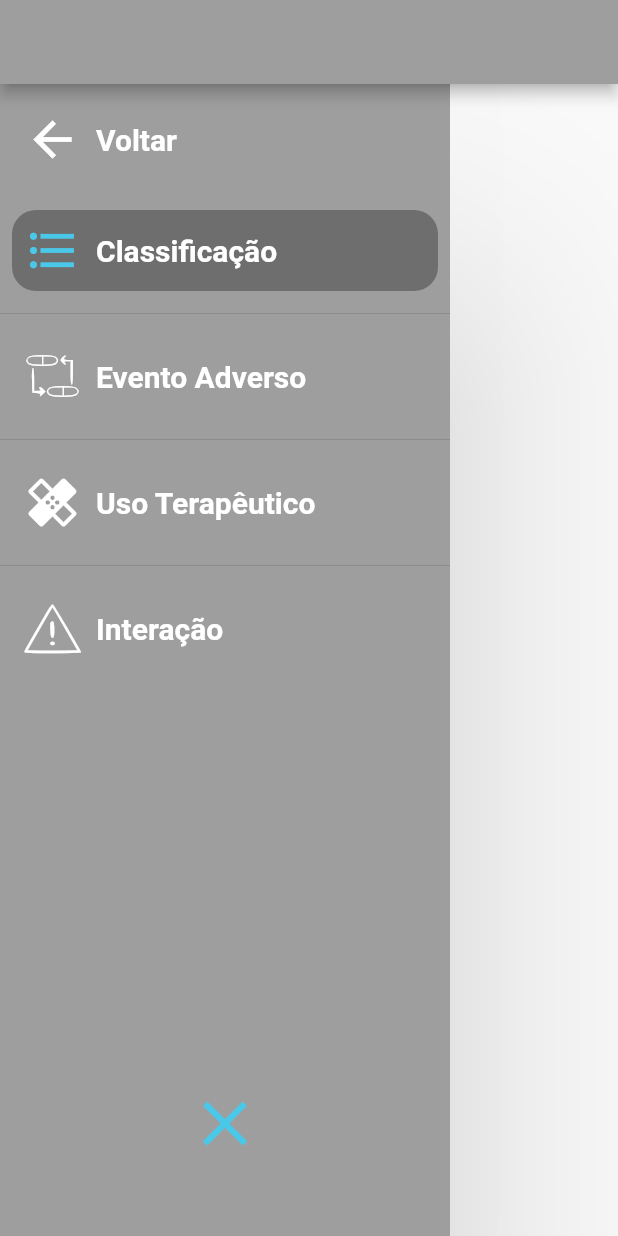
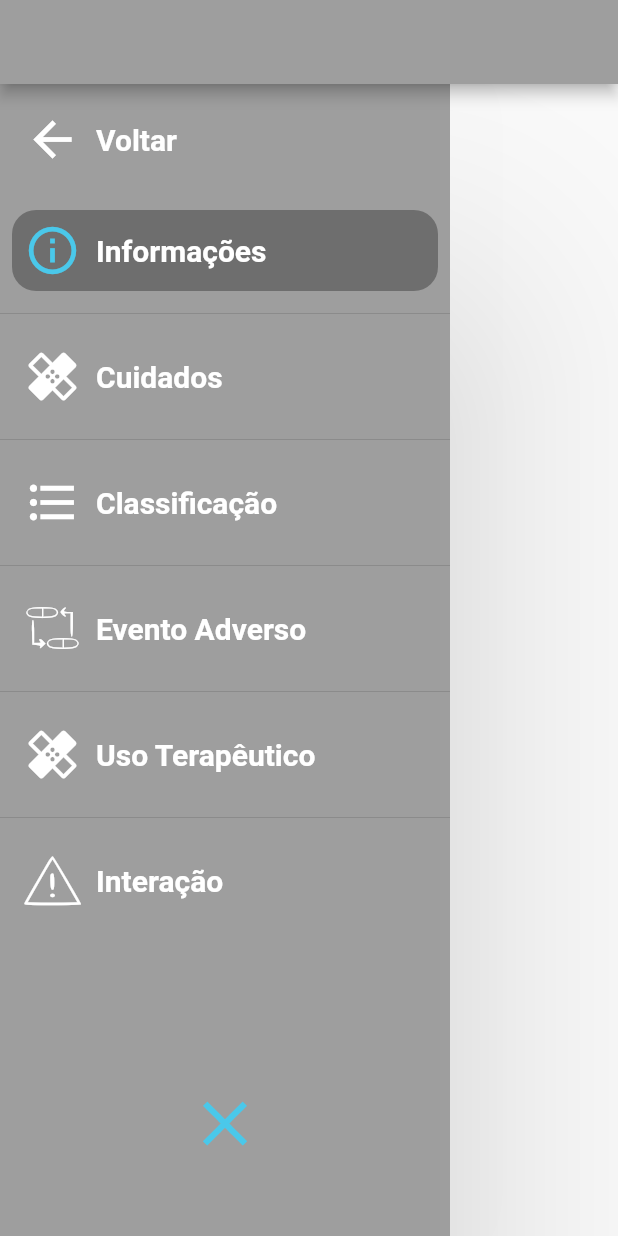
Before and after one commit to karinaplemos/cardio_help, a Flutter app: the DrugsPage screen opened directly with empty values, on a phone screen of 412 x 824 dp. Run offline on Flutter 3.47's test engine with Material 2 defaults, Android fonts, the phone set to English and light mode, and no system bars.

Commit message:
Ajustes Parte1
Feitos as abas de Interação e cuidados, porém faltam os detalhes no texto. Removido o decisionPage. Unificados o naviationModel. E o código do CollapsingNavigationDrawer foi unido com o DrugsPage

```diff
--- a/lib/main.dart
+++ b/lib/main.dart
@@ -1,8 +1,9 @@
+import 'package:cardio_help/pages/HomePage/HomePage.dart';
 import 'package:flutter/material.dart';
-import 'package:cardio_help/pages/DecisionPage/decisionPage.dart';
+
 
 void main(){
   runApp(MaterialApp(
-    home: DecisionPage(),
+    home: HomePage(),
   ));
 }
--- a/lib/objects/custom_drawer/commons/collapsing_navigation_drawer_widget.dart
+++ /dev/null
@@ -1,183 +0,0 @@
-import 'package:cardio_help/objects/custom_drawer/custom_navigator_drawer.dart';
-import 'package:flutter/material.dart';
-import '../../presentation.dart';
-import 'currentIndex.dart';
-
-class CollapsingNavigationDrawer extends StatefulWidget {
-  final Color drawerBackgroundColor;
-  final bool flag;
-  final Map medicamento;
-
-  const CollapsingNavigationDrawer(
-    {
-      Key key,
-      @required this.flag,
-      @required this.medicamento,
-      @required this.drawerBackgroundColor
-    }
-  ): super(key: key);
-
-  @override
-  CollapsingNavigationDrawerState createState() {
-    return new CollapsingNavigationDrawerState();
-  }
-}
-
-class CollapsingNavigationDrawerState extends State<CollapsingNavigationDrawer>
-    with SingleTickerProviderStateMixin {
-  double maxWidth = 300;
-  double minWidth = 70;
-  bool isCollapsed = true;
-  AnimationController _animationController;
-  Animation<double> widthAnimation;
-
-  Map getData(int index, bool flag){
-    Map data = {
-      "title": null,
-      "infos": null
-    };
-
-    if(flag){
-      if(index == 0){
-        data["title"] = ["Indicação","Apresentação","Diluição", "Rota de Administração"];
-        data["infos"] = [
-          this.widget.medicamento["indication"],
-          this.widget.medicamento["presentation"],
-          this.widget.medicamento["dilution"],
-          this.widget.medicamento["routeAdm"]
-        ];
-      }else if(index == 1){
-        data["title"] = ["Cuidados"];
-        data["infos"] = [
-          this.widget.medicamento["care"]
-        ];
-      }
-    }else{
-      if(index == 0){
-        data["title"] = ["Classificação"];
-        data["infos"] = [
-          this.widget.medicamento["classification"]
-        ];
-      }else if(index == 1){
-        data["title"] = ["Evento Adverso"];
-        data["infos"] = [
-          this.widget.medicamento["adverseReaction"]
-        ];
-      }else if(index == 2){
-        data["title"] = ["Uso Terapêutico"];
-        data["infos"] = [
-          this.widget.medicamento["therapeuticUse"]
-        ];
-      }else if(index == 3){
-        data["title"] = ["Interações Medicamentosas"];
-        data["infos"] = [
-          this.widget.medicamento["interactionMed"],
-          this.widget.medicamento["interactionEffectEffect"],
-        ];
-      }
-    }
-    return data;
-  }
-
-  @override
-  void initState() {
-    super.initState();
-    _animationController = AnimationController(
-        vsync: this, duration: Duration(milliseconds: 300));
-    widthAnimation = Tween<double>(begin: maxWidth, end: minWidth)
-        .animate(_animationController);
-  }
-
-  @override
-  Widget build(BuildContext context) {
-    return Scaffold(
-      body: Stack(
-        children: <Widget>[
-          Container(
-            margin: EdgeInsets.only(left: 80),
-
-            child: Presentation(
-              data: this.getData(currentSelectedIndex, widget.flag),
-            ),
-          ),
-          AnimatedBuilder(
-            animation: _animationController,
-            builder: (context, widget) => getWidget(context, widget),
-          ),
-        ],
-      ),
-
-    );
-  }
-
-  Widget getWidget(context, widget) {
-    return Material(
-      elevation: 80.0,
-      child: Container(
-        width: widthAnimation.value,
-        color: this.widget.drawerBackgroundColor,
-        child: Column(
-          children: <Widget>[
-            SizedBox(height: 10.0),
-            Row(
-              children: <Widget>[
-                Expanded(
-                  child: CollapsingListTile(//Voltar para pagina anterior
-                    title: 'Voltar',
-                    icon: Icons.arrow_back,
-                    animationController: _animationController,
-                    onTap:() {
-                     Navigator.pop(context);
-                    }
-                  ),
-                )
-              ]
-            ),
-            SizedBox(height: 20.0),
-            Expanded(
-              child: ListView.separated(
-                separatorBuilder: (context, counter) {
-                  return Divider(height: 30.0);
-                },
-
-                itemBuilder: (context, counter) {
-                  return CollapsingListTile(
-                      onTap: () {
-                        setState(() {
-                          currentSelectedIndex = counter;
-                        });
-                      },
-                      isSelected: currentSelectedIndex == counter,
-                      title: (this.widget.flag)? itensNurse[counter].title : itensDruggist[counter].title,
-                      icon: (this.widget.flag)? itensNurse[counter].icon : itensDruggist[counter].icon ,
-                      animationController: _animationController,
-                  );
-                },
-                itemCount: (this.widget.flag)? itensNurse.length : itensDruggist.length,
-              ),
-            ),
-            InkWell(
-              onTap: () {
-                setState(() {
-                  isCollapsed = !isCollapsed;
-                  isCollapsed
-                      ? _animationController.forward()
-                      : _animationController.reverse();
-                });
-              },
-              child: AnimatedIcon(
-                icon: AnimatedIcons.close_menu,
-                progress: _animationController,
-                color: selectedColor,
-                size: 50.0,
-              ),
-            ),
-            SizedBox(
-              height: 50.0,
-            ),
-          ],
-        ),
-      ),
-    );
-  }
-}
--- a/lib/objects/custom_drawer/commons/currentIndex.dart
+++ /dev/null
@@ -1 +0,0 @@
- int currentSelectedIndex = 0;
--- a/lib/objects/custom_drawer/custom_navigator_drawer.dart
+++ b/lib/objects/custom_drawer/custom_navigator_drawer.dart
@@ -1,4 +1,3 @@
 export 'commons/collapsing_list_tile_widget.dart';
-export 'commons/collapsing_navigation_drawer_widget.dart';
 export 'model/navigation_model.dart';
 export 'theme.dart';
--- a/lib/objects/custom_drawer/model/navigation_model.dart
+++ b/lib/objects/custom_drawer/model/navigation_model.dart
@@ -8,16 +8,12 @@ class NavigationModel {
 
   NavigationModel({this.title, this.icon});
 }
-  // Lista de abas do Farmacêutico
-  List<NavigationModel> itensDruggist = [
+  // Lista de abas do
+  List<NavigationModel> itens = [
+    NavigationModel(title: "Informações", icon: Icons.info_outline),
+    NavigationModel(title: "Cuidados", icon: Icons.healing),
     NavigationModel(title: "Classificação", icon: Icons.format_list_bulleted),
     NavigationModel(title: "Evento Adverso", icon: MyFlutterApp.interactive),
     NavigationModel(title: "Uso Terapêutico", icon: Icons.healing),
     NavigationModel(title: "Interação", icon: Attention.attention__1_),
   ];
-
-  // Lista de abas do Enfermeiro
-  List<NavigationModel> itensNurse = [
-    NavigationModel(title: "Informações", icon: Icons.info_outline),
-    NavigationModel(title: "Cuidados", icon: Icons.healing),
-  ];
--- a/lib/objects/presentation.dart
+++ /dev/null
@@ -1,71 +0,0 @@
-import 'package:flutter/material.dart';
-
-class Presentation extends StatefulWidget{
-  final Map data;
-  const Presentation(
-    {
-      Key key,
-
-      @required this.data,
-    }
-  ): super(key: key);
-  _PresantationState createState() => _PresantationState();
-}
-
-class _PresantationState extends State<Presentation>{
-
-  @override
-  Widget build(BuildContext context){
-    return ListView.builder(
-      itemCount: widget.data['title'].length,
-      itemBuilder: (content, index){
-        return Column(
-          children: <Widget>[
-            Container(
-              padding: EdgeInsets.fromLTRB(0.0, 10.0, 0.0, 0.0),
-              child:
-                Text(widget.data["title"][index].toString(),
-                    style: TextStyle(fontWeight: FontWeight.bold, fontSize: 18.0)
-                ),
-            ),
-            Column(
-              crossAxisAlignment: CrossAxisAlignment.center,
-              children: List.generate(widget.data["infos"].length, (index){
-                String infoData = widget.data["infos"][index].toString();
-                return Text(removeBrackets(infoData),
-                style: TextStyle(fontSize: 15.0));
-              })
-            )
-          ],
-        );
-      }
-
-    );
-  }
-
-  String removeBrackets(String data){
-    String myString = data.replaceAll(']', '');
-    String newString = myString.replaceAll('[', '');
-    return newString;
-  }
-}
-
-/**
- * Column(
-      children: <Widget>[
-        Container(
-          padding: EdgeInsets.fromLTRB(0.0, 10.0, 0.0, 0.0),
-          child:
-            Text("Rota de Administração",
-                style: TextStyle(fontWeight: FontWeight.bold, fontSize: 18.0)
-            ),
-          ),
-          Column(
-            children: List.generate(widget.data["infos"].length, (index){
-              return Text(widget.data["routeAdm"][index].toString(),
-              style: TextStyle(fontSize: 15.0));
-            })
-          )
-      ],
-    );
- */
--- a/lib/pages/DrugsPage/drugsPage.dart
+++ b/lib/pages/DrugsPage/drugsPage.dart
@@ -1,54 +1,149 @@
+import 'package:cardio_help/objects/custom_drawer/custom_navigator_drawer.dart';
+import 'package:cardio_help/pages/DrugsPage/Tabs/CareTab.dart';
+import 'package:cardio_help/pages/DrugsPage/Tabs/InteractionTab.dart';
 import 'package:flutter/material.dart';
-import 'package:cardio_help/objects/custom_drawer/custom_navigator_drawer.dart';
-import 'package:cardio_help/objects/presentation.dart';
-import 'package:cardio_help/objects/custom_drawer/commons/currentIndex.dart';
-
 
 
 class DrugsPage extends StatefulWidget {
+  final Color backgroundColor;
   final Map medicamento;
-  final Color backgroundColor;
-  final bool flag;
 
   const DrugsPage(
     {
       Key key,
-      @required this.flag,
       @required this.medicamento,
-      @required this.backgroundColor,
+      @required this.backgroundColor
     }
   ): super(key: key);
 
   @override
-  _DrugsPageState createState() => _DrugsPageState();
+  _DrugsPageState createState() {
+    return new _DrugsPageState();
+  }
 }
 
-class _DrugsPageState extends State<DrugsPage> {
+class _DrugsPageState extends State<DrugsPage>
+    with SingleTickerProviderStateMixin {
+  double maxWidth = 300;
+  double minWidth = 70;
+  bool isCollapsed = true;
+  AnimationController _animationController;
+  Animation<double> widthAnimation;
+  int currentSelectedIndex = 0;
 
-
-
+  List tabs;
   @override
-  void initState(){
-    currentSelectedIndex = 0;
+  void initState() {
+    this.tabs = [
+    Container(),                                  //Informações
+    CareTab(medicamento: widget.medicamento,),    //Cuidados
+    Container(),//Classificação
+    Container(),//Evento Adverso
+    Container(),//Uso Terapêutico
+    InteractionTab(medicamento: widget.medicamento,)//Interação
+  ];
     super.initState();
+    _animationController = AnimationController(
+        vsync: this, duration: Duration(milliseconds: 300));
+    widthAnimation = Tween<double>(begin: maxWidth, end: minWidth)
+        .animate(_animationController);
   }
-
 
   @override
   Widget build(BuildContext context) {
-    print(currentSelectedIndex);
     return Scaffold(
-        appBar: AppBar(
+      appBar: AppBar(
           automaticallyImplyLeading: false,
           backgroundColor: widget.backgroundColor,
           title: new Center(child: new Text(widget.medicamento["name"], textAlign: TextAlign.center)),
         ),
-        body: CollapsingNavigationDrawer(
-            drawerBackgroundColor: widget.backgroundColor,
-            flag: this.widget.flag,
-            medicamento: this.widget.medicamento,
-          )
+      body: Stack(
+          children: <Widget>[
+
+            // Container(
+            //   margin: EdgeInsets.only(left: 80),
+            //   child: this.tabs[currentSelectedIndex],
+            // ),
+            this.tabs[currentSelectedIndex],
+            AnimatedBuilder(
+              animation: _animationController,
+              builder: (context, widget) => getWidget(context, widget),
+            ),
+          ],
+        ),
+
 
     );
   }
+
+  Widget getWidget(context, widget) {
+    return Material(
+      elevation: 80.0,
+      child: Container(
+        width: widthAnimation.value,
+        color: this.widget.backgroundColor,
+        child: Column(
+          children: <Widget>[
+            SizedBox(height: 10.0),
+            Row(
+              children: <Widget>[
+                Expanded(
+                  child: CollapsingListTile(//Voltar para pagina anterior
+                    title: 'Voltar',
+                    icon: Icons.arrow_back,
+                    animationController: _animationController,
+                    onTap:() {
+                     Navigator.pop(context);
+                    }
+                  ),
+                )
+              ]
+            ),
+            SizedBox(height: 20.0),
+            Expanded(
+              child: ListView.separated(
+                separatorBuilder: (context, counter) {
+                  return Divider(height: 30.0);
+                },
+
+                itemBuilder: (context, counter) {
+                  return CollapsingListTile(
+                      onTap: () {
+                        setState(() {
+                          currentSelectedIndex = counter;
+                        });
+                      },
+                      isSelected: currentSelectedIndex == counter,
+                      title: itens[counter].title,
+                      icon: itens[counter].icon,
+                      animationController: _animationController,
+                  );
+                },
+                itemCount: itens.length,
+              ),
+            ),
+            InkWell(
+              onTap: () {
+                setState(() {
+                  isCollapsed = !isCollapsed;
+                  isCollapsed
+                      ? _animationController.forward()
+                      : _animationController.reverse();
+                });
+              },
+              child: AnimatedIcon(
+                icon: AnimatedIcons.close_menu,
+                progress: _animationController,
+                color: selectedColor,
+                size: 50.0,
+              ),
+            ),
+            SizedBox(
+              height: 50.0,
+            ),
+          ],
+        ),
+      ),
+    );
+  }
 }
```
Also changed, not shown: lib/pages/DecisionPage/decisionPage.dart (deleted, +0 -105 lines), lib/pages/DrugsPage/Tabs/CareTab.dart (added, +39 -0 lines), lib/pages/DrugsPage/Tabs/InteractionTab.dart (added, +56 -0 lines), lib/pages/HomePage/HomePage.dart (+3 -11 lines), 1 other file.
